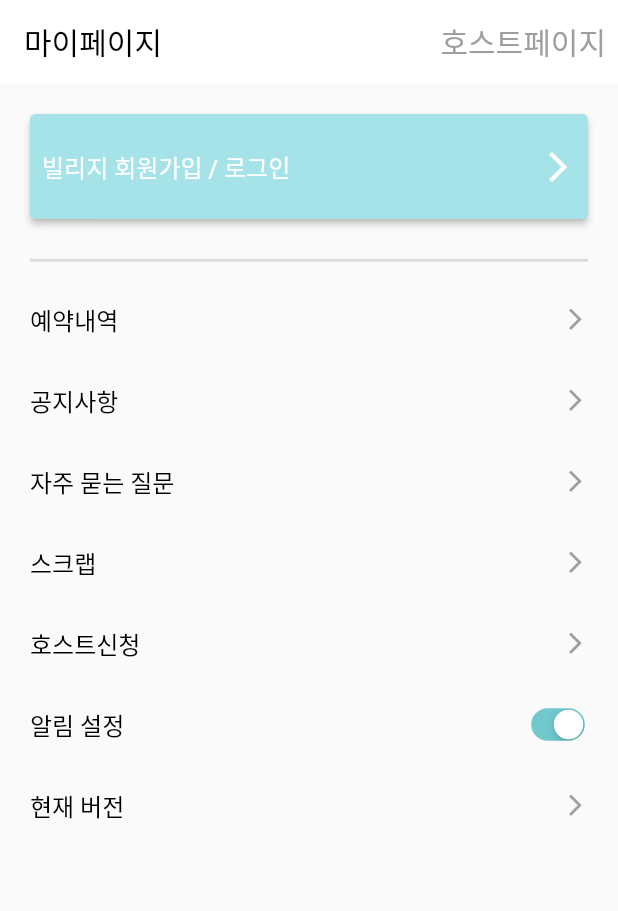
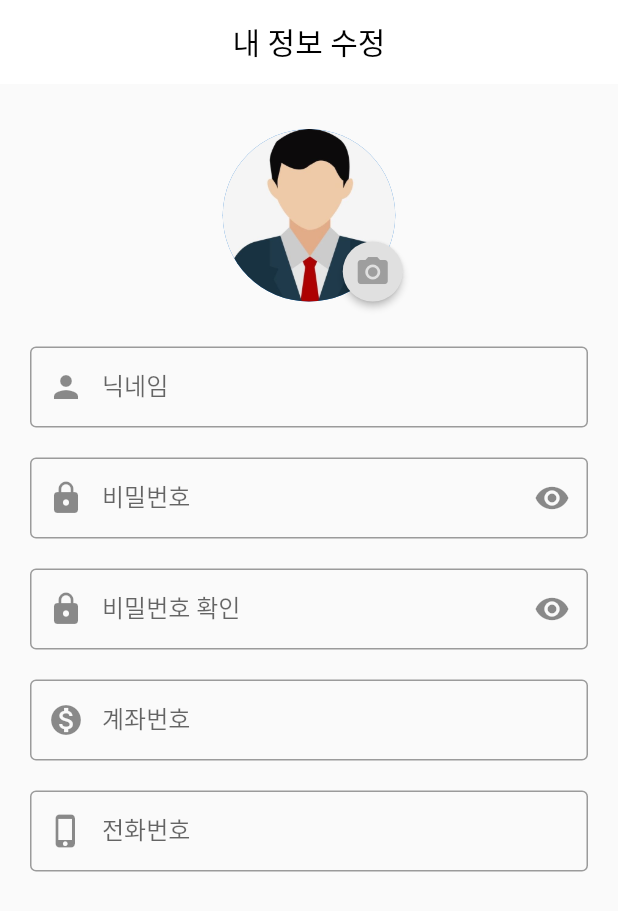
Before and after one commit to clean17/Village-Front-Project, a Flutter app: the screen it shows after launch, on a phone screen of 412 x 824 dp. Shown: the top 911 px of the screen. Run offline on Flutter 3.47's test engine with Material 2 defaults, Android fonts, the phone set to English and light mode, and no system bars; our stand-ins replace dio, flutter_riverpod, flutter_secure_storage, font_awesome_flutter, geolocator, google_maps_flutter and 3 more; missing offline and left inert: remedi_kopo; statements that could not run were skipped.

Commit message:
my_info_update_page 화면 구현

```diff
--- a/lib/main.dart
+++ b/lib/main.dart
@@ -48,6 +48,7 @@ import 'package:village/view/pages/common/login_page.dart';
 import 'package:village/view/pages/common/oauth_page.dart';
 import 'package:village/view/pages/common/splash_page.dart';
 import 'package:village/view/pages/main/main_page.dart';
+import 'package:village/view/pages/user/my_info_update_page.dart';
 import 'package:village/view/pages/user/my_page.dart';
 import 'package:village/view/pages/user/my_reservation_page.dart';
 import 'package:village/view/pages/user/my_scrap_page.dart';
@@ -73,7 +74,7 @@ class MyApp extends StatelessWidget {
           // primaryColor: Colors.white,
           ),
       debugShowCheckedModeBanner: false, // 화면에 디버그 제거
-      home: MyPage(), // 클래스 분리
+      home: MyInfoUpdatePage(), // 클래스 분리
     );
   }
 }
--- /dev/null
+++ b/lib/view/pages/user/my_info_update_page.dart
@@ -0,0 +1,229 @@
+import 'package:flutter/material.dart';
+import 'package:village/core/color.dart';
+
+class MyInfoUpdatePage extends StatelessWidget {
+  final _formfield = GlobalKey<FormState>();
+  final nameController = TextEditingController();
+  final passwordController = TextEditingController();
+  final passwordController2 = TextEditingController();
+  final accountController = TextEditingController();
+  final telController = TextEditingController();
+
+  bool passwordToggle = true;
+
+  MyInfoUpdatePage({Key? key}) : super(key: key);
+
+  @override
+  Widget build(BuildContext context) {
+    return GestureDetector(
+      onTap: () => FocusScope.of(context).unfocus(),
+      child: Scaffold(
+        appBar: AppBar(
+          elevation: 0,
+          backgroundColor: Colors.white,
+          iconTheme: IconThemeData(color: Colors.black),
+          title: Text(
+            "내 정보 수정",
+            style: TextStyle(color: Colors.black),
+          ),
+          centerTitle: true,
+        ),
+        body: SingleChildScrollView(
+          child: Container(
+            padding: const EdgeInsets.symmetric(horizontal: 20, vertical: 30),
+            child: Column(
+              crossAxisAlignment: CrossAxisAlignment.center,
+              children: [
+                ProfilePic(),
+                SizedBox(height: 30),
+                UpdateForm(context),
+              ],
+            ),
+          ),
+        ),
+      ),
+    );
+  }
+
+  Widget ProfilePic() {
+    return SizedBox(
+                height: 115,
+                width: 115,
+                child: Stack(
+                  clipBehavior: Clip.none, //overflow 해결
+                  fit: StackFit.expand,
+                  children: [
+                    CircleAvatar(
+                      backgroundImage:
+                          AssetImage("assets/images/profile.jpg"),
+                    ),
+                    Positioned(
+                      right: -5,
+                      bottom: 0,
+                      child: SizedBox(
+                        width: 40,
+                        height: 40,
+                        child: ElevatedButton(
+                          style: ButtonStyle(
+                            padding: MaterialStateProperty.all<EdgeInsets>(
+                              EdgeInsets.zero
+                            ),
+                            shape: MaterialStateProperty.all<
+                                RoundedRectangleBorder>(
+                              RoundedRectangleBorder(
+                                borderRadius: BorderRadius.circular(50),
+                              ),
+                            ),
+                            backgroundColor: MaterialStateProperty.all<Color>(
+                                Colors.grey.shade300),
+                          ),
+                          onPressed: () {},
+                          child: Icon(
+                            Icons.camera_alt,
+                            color: Colors.grey,
+                          ),
+                        ),
+                      ),
+                    )
+                  ],
+                ),
+              );
+  }
+
+  Widget UpdateForm(BuildContext context) {
+    return Form(
+      key: _formfield,
+      child: Column(
+        crossAxisAlignment: CrossAxisAlignment.start,
+        children: [
+          TextFormField(
+              controller: nameController,
+              decoration: InputDecoration(
+                  contentPadding: EdgeInsets.symmetric(vertical: 15),
+                  labelText: "닉네임",
+                  border: OutlineInputBorder(),
+                  prefixIcon: Icon(Icons.person),
+                  hintText: "닉네임을 입력해주세요."),
+              validator: (value) {
+                if (value!.isEmpty) {
+                  return "닉네임을 입력해주세요.";
+                } else if (nameController.text.length < 2) {
+                  return "닉네임은 2자 이상입니다.";
+                }
+              }),
+          SizedBox(height: 20),
+          TextFormField(
+              controller: passwordController,
+              obscureText: passwordToggle,
+              decoration: InputDecoration(
+                contentPadding: EdgeInsets.symmetric(vertical: 15),
+                labelText: "비밀번호",
+                border: OutlineInputBorder(),
+                hintText: "8자 이상의 비밀번호",
+                prefixIcon: Icon(Icons.lock),
+                suffixIcon: InkWell(
+                  onTap: () {
+                    passwordToggle = !passwordToggle;
+                  },
+                  child: Icon(
+                      passwordToggle ? Icons.visibility : Icons.visibility_off),
+                ),
+              ),
+              validator: (value) {
+                if (value!.isEmpty) {
+                  return "비밀번호를 입력해주세요.";
+                } else if (passwordController.text.length < 8) {
+                  return "비밀번호는 8자 이상입니다.";
+                }
+              }),
+          SizedBox(height: 20),
+          TextFormField(
+              controller: passwordController2,
+              obscureText: passwordToggle,
+              decoration: InputDecoration(
+                contentPadding: EdgeInsets.symmetric(vertical: 15),
+                labelText: "비밀번호 확인",
+                border: OutlineInputBorder(),
+                hintText: "비밀번호 확인",
+                prefixIcon: Icon(Icons.lock),
+                suffixIcon: InkWell(
+                  onTap: () {
+                    passwordToggle = !passwordToggle;
+                  },
+                  child: Icon(
+                      passwordToggle ? Icons.visibility : Icons.visibility_off),
+                ),
+              ),
+              validator: (value) {
+                if (value!.isEmpty) {
+                  return "비밀번호를 입력해주세요.";
+                } else if (passwordController.text.length < 8) {
+                  return "비밀번호는 8자 이상입니다.";
+                } else if (value != passwordController.text) {
+                  return "비밀번호가 다릅니다.";
+                }
+              }),
+          SizedBox(height: 20),
+          TextFormField(
+              keyboardType: TextInputType.number,
+              controller: accountController,
+              decoration: InputDecoration(
+                contentPadding: EdgeInsets.symmetric(vertical: 15),
+                labelText: "계좌번호",
+                border: OutlineInputBorder(),
+                hintText: "( - ) 없이 입력해주세요",
+                prefixIcon: Icon(Icons.monetization_on),
+              ),
+              validator: (value) {
+                if (value!.isEmpty) {
+                  return "계좌번호를 입력해주세요.";
+                } else if (accountController.text.contains("-")) {
+                  return "( - ) 을 제외하고 입력해주세요.";
+                }
+              }),
+          SizedBox(height: 20),
+          TextFormField(
+              keyboardType: TextInputType.number,
+              controller: telController,
+              decoration: InputDecoration(
+                contentPadding: EdgeInsets.symmetric(vertical: 15),
+                labelText: "전화번호",
+                border: OutlineInputBorder(),
+                hintText: "( - ) 없이 입력해주세요",
+                prefixIcon: Icon(Icons.phone_iphone),
+              ),
+              validator: (value) {
+                if (value!.isEmpty) {
+                  return "전화번호를 입력해주세요.";
+                } else if (telController.text.contains("-")) {
+                  return "( - ) 을 제외하고 입력해주세요.";
+                }
+              }),
+          SizedBox(height: 30),
+          InkWell(
+            onTap: () async {
+              if (_formfield.currentState!.validate()) {
+                print("회원가입 성공");
+                // Navigator.pop(context, MaterialPageRoute(builder: (context) => LoginPage(),));
+              }
+            },
+            child: Container(
+              height: 50,
+              decoration: BoxDecoration(
+                  color: kPrimaryColor, borderRadius: BorderRadius.circular(8)),
+              child: Center(
+                child: Text(
+                  "회원 정보 변경하기",
+                  style: TextStyle(
+                      color: Colors.white,
+                      fontSize: 20,
+                      fontWeight: FontWeight.bold),
+                ),
+              ),
+            ),
+          ),
+        ],
+      ),
+    );
+  }
+}
```
Also changed, not shown: assets/images/profile.jpg (added), pubspec.lock.
